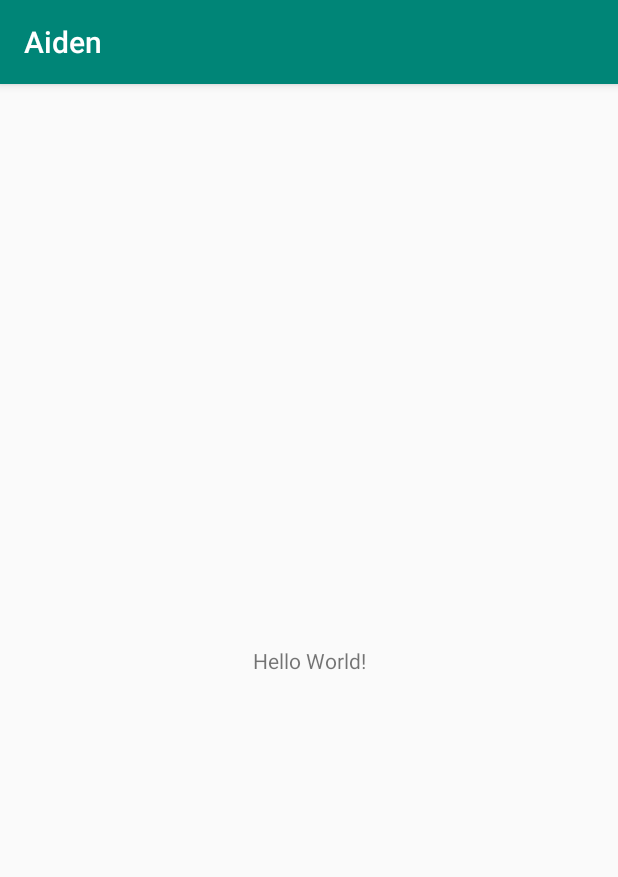
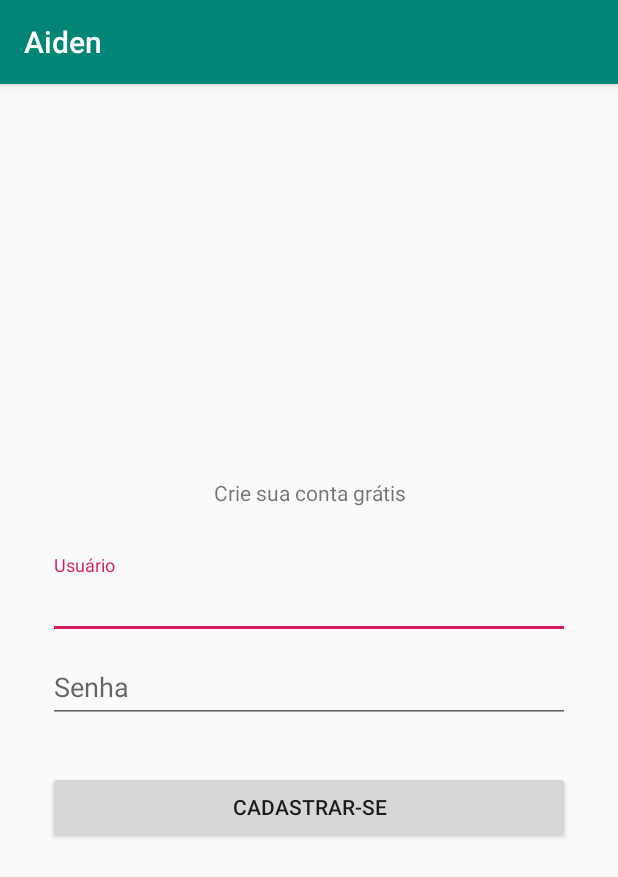
Before and after one commit to esc-que-nao-e-esc/aiden, an Android app: the screen it shows after launch (MainActivity), on a phone screen of 412 x 824 dp. Shown: the top 877 px of the screen. Run offline under Robolectric (Android 15) with nearby library versions, the phone set to English and light mode, and no system bars.

Commit message:
Primeiro commit de novo

```diff
--- a/app/build.gradle
+++ b/app/build.gradle
@@ -2,6 +2,8 @@ apply plugin: 'com.android.application'
 
 android {
     compileSdkVersion 28
+    useLibrary 'org.apache.http.legacy'
+    signingConfigs {}
     defaultConfig {
         applicationId "br.com.notesc.aiden"
         minSdkVersion 21
@@ -25,4 +27,5 @@ dependencies {
     testImplementation 'junit:junit:4.12'
     androidTestImplementation 'com.android.support.test:runner:1.0.2'
     androidTestImplementation 'com.android.support.test.espresso:espresso-core:3.0.2'
+    implementation 'com.android.support:design:28.0.0'
 }
--- a/app/src/main/AndroidManifest.xml
+++ b/app/src/main/AndroidManifest.xml
@@ -1,6 +1,8 @@
 <?xml version="1.0" encoding="utf-8"?>
 <manifest xmlns:android="http://schemas.android.com/apk/res/android"
     package="br.com.notesc.aiden">
+
+    <uses-permission android:name="android.permission.INTERNET" />
 
     <application
         android:allowBackup="true"
@@ -9,7 +11,7 @@
         android:roundIcon="@mipmap/ic_launcher_round"
         android:supportsRtl="true"
         android:theme="@style/AppTheme">
-        <activity android:name=".MainActivity">
+        <activity android:name=".activity.MainActivity">
             <intent-filter>
                 <action android:name="android.intent.action.MAIN" />
 
--- a/app/src/main/java/br/com/notesc/aiden/MainActivity.java
+++ b/app/src/main/java/br/com/notesc/aiden/activity/MainActivity.java
@@ -1,7 +1,10 @@
-package br.com.notesc.aiden;
+package br.com.notesc.aiden.activity;
 
 import android.support.v7.app.AppCompatActivity;
 import android.os.Bundle;
+import android.view.View;
+
+import br.com.notesc.aiden.R;
 
 public class MainActivity extends AppCompatActivity {
 
@@ -10,4 +13,9 @@ public class MainActivity extends AppCompatActivity {
         super.onCreate(savedInstanceState);
         setContentView(R.layout.activity_main);
     }
+
+    public void btCadastrarClick(View view){
+
+    }
+
 }
--- a/app/src/main/res/layout/activity_main.xml
+++ b/app/src/main/res/layout/activity_main.xml
@@ -4,15 +4,72 @@
     xmlns:tools="http://schemas.android.com/tools"
     android:layout_width="match_parent"
     android:layout_height="match_parent"
-    tools:context=".MainActivity">
+    tools:context=".activity.MainActivity">
+
+    <android.support.design.widget.TextInputLayout
+        android:id="@+id/textInputLayout3"
+        android:layout_width="0dp"
+        android:layout_height="wrap_content"
+        android:layout_marginStart="32dp"
+        android:layout_marginEnd="32dp"
+        app:layout_constraintBottom_toTopOf="@+id/textInputLayout4"
+        app:layout_constraintEnd_toEndOf="parent"
+        app:layout_constraintHorizontal_bias="0.5"
+        app:layout_constraintStart_toStartOf="parent"
+        app:layout_constraintTop_toBottomOf="@+id/textView">
+
+        <android.support.design.widget.TextInputEditText
+            android:layout_width="match_parent"
+            android:layout_height="wrap_content"
+            android:hint="Usuário" />
+    </android.support.design.widget.TextInputLayout>
+
+    <android.support.design.widget.TextInputLayout
+        android:id="@+id/textInputLayout4"
+        android:layout_width="0dp"
+        android:layout_height="wrap_content"
+        android:layout_marginStart="32dp"
+        android:layout_marginEnd="32dp"
+        android:layout_marginBottom="32dp"
+        app:layout_constraintBottom_toTopOf="@+id/btCadastrar"
+        app:layout_constraintEnd_toEndOf="parent"
+        app:layout_constraintHorizontal_bias="0.5"
+        app:layout_constraintStart_toStartOf="parent"
+        app:layout_constraintTop_toBottomOf="@+id/textInputLayout3">
+
+        <android.support.design.widget.TextInputEditText
+            android:layout_width="match_parent"
+            android:layout_height="wrap_content"
+            android:hint="Senha" />
+    </android.support.design.widget.TextInputLayout>
 
     <TextView
-        android:layout_width="wrap_content"
+        android:id="@+id/textView"
+        android:layout_width="0dp"
+        android:layout_height="19dp"
+        android:layout_marginStart="32dp"
+        android:layout_marginEnd="32dp"
+        android:layout_marginBottom="32dp"
+        android:text="Crie sua conta grátis"
+        android:textAlignment="center"
+        app:layout_constraintBottom_toTopOf="@+id/textInputLayout3"
+        app:layout_constraintEnd_toEndOf="parent"
+        app:layout_constraintHorizontal_bias="0.5"
+        app:layout_constraintStart_toStartOf="parent"
+        app:layout_constraintTop_toTopOf="parent"
+        app:layout_constraintVertical_chainStyle="packed" />
+
+    <Button
+        android:id="@+id/btCadastrar"
+        android:layout_width="0dp"
         android:layout_height="wrap_content"
-        android:text="Hello World!"
+        android:layout_marginStart="32dp"
+        android:layout_marginEnd="32dp"
+        android:onClick="btCadastrarClick"
+        android:text="Cadastrar-se"
         app:layout_constraintBottom_toBottomOf="parent"
-        app:layout_constraintLeft_toLeftOf="parent"
-        app:layout_constraintRight_toRightOf="parent"
-        app:layout_constraintTop_toTopOf="parent" />
-
+        app:layout_constraintEnd_toEndOf="parent"
+        app:layout_constraintHorizontal_bias="0.5"
+        app:layout_constraintStart_toStartOf="parent"
+        app:layout_constraintTop_toBottomOf="@+id/textInputLayout4" />
 </android.support.constraint.ConstraintLayout>
```
